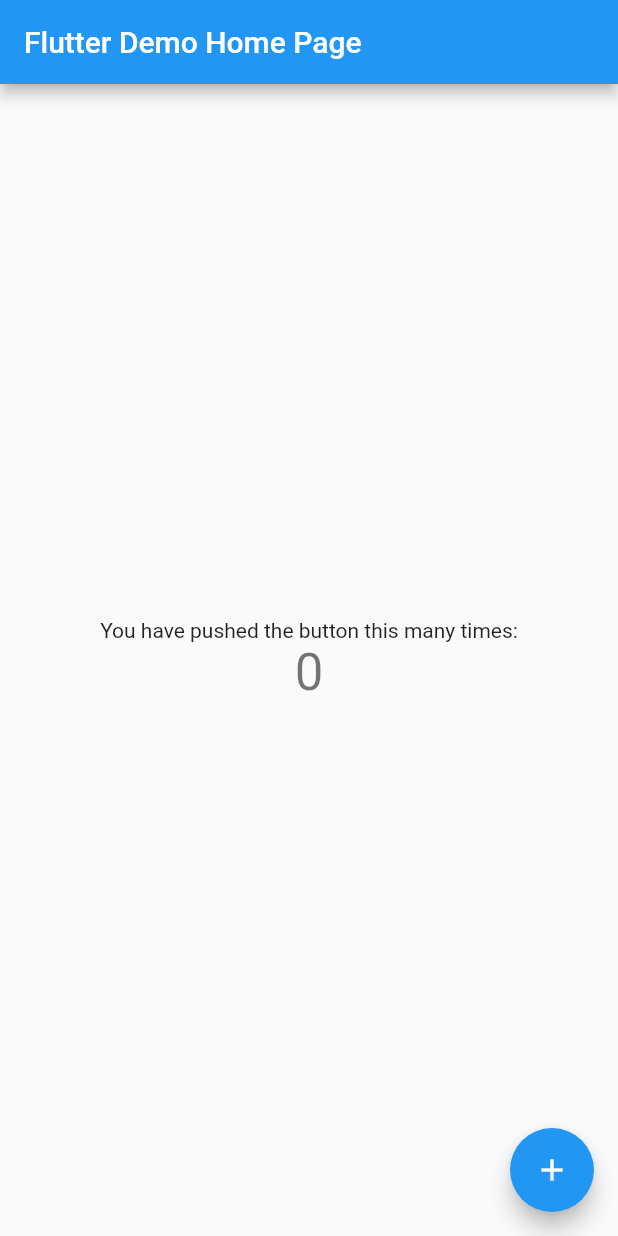
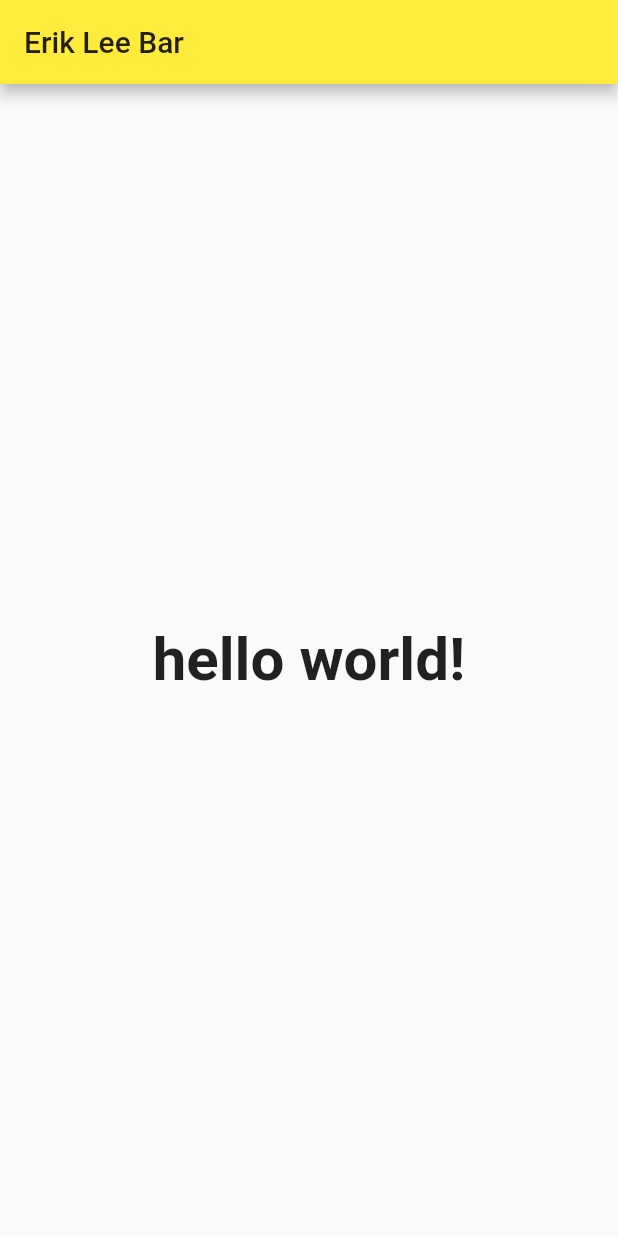
Before and after one commit to eriklee1895/my_startup_flutter, a Flutter app: the screen it shows after launch, on a phone screen of 412 x 824 dp. Run offline on Flutter 3.47's test engine with Material 2 defaults, Android fonts, the phone set to English and light mode, and no system bars.

Commit message:
hello world using meterial widget

```diff
--- a/lib/main.dart
+++ b/lib/main.dart
@@ -1,111 +1,38 @@
 import 'package:flutter/material.dart';
 
-void main() => runApp(MyApp());
+void main() => runApp(App());
 
-class MyApp extends StatelessWidget {
-  // This widget is the root of your application.
+class App extends StatelessWidget {
   @override
   Widget build(BuildContext context) {
     return MaterialApp(
-      title: 'Flutter Demo',
+      home: Scaffold(
+        appBar: AppBar(
+          title: Text('Erik Lee Bar'),
+          elevation: 4.0,
+        ),
+        body: Hello(),
+      ),
       theme: ThemeData(
-        // This is the theme of your application.
-        //
-        // Try running your application with "flutter run". You'll see the
-        // application has a blue toolbar. Then, without quitting the app, try
-        // changing the primarySwatch below to Colors.green and then invoke
-        // "hot reload" (press "r" in the console where you ran "flutter run",
-        // or simply save your changes to "hot reload" in a Flutter IDE).
-        // Notice that the counter didn't reset back to zero; the application
-        // is not restarted.
-        primarySwatch: Colors.blue,
-      ),
-      home: MyHomePage(title: 'Flutter Demo Home Page'),
+        primarySwatch: Colors.yellow
+      )
     );
   }
 }
 
-class MyHomePage extends StatefulWidget {
-  MyHomePage({Key key, this.title}) : super(key: key);
-
-  // This widget is the home page of your application. It is stateful, meaning
-  // that it has a State object (defined below) that contains fields that affect
-  // how it looks.
-
-  // This class is the configuration for the state. It holds the values (in this
-  // case the title) provided by the parent (in this case the App widget) and
-  // used by the build method of the State. Fields in a Widget subclass are
-  // always marked "final".
-
-  final String title;
-
-  @override
-  _MyHomePageState createState() => _MyHomePageState();
-}
-
-class _MyHomePageState extends State<MyHomePage> {
-  int _counter = 0;
-
-  void _incrementCounter() {
-    setState(() {
-      // This call to setState tells the Flutter framework that something has
-      // changed in this State, which causes it to rerun the build method below
-      // so that the display can reflect the updated values. If we changed
-      // _counter without calling setState(), then the build method would not be
-      // called again, and so nothing would appear to happen.
-      _counter++;
-    });
-  }
-
+class Hello extends StatelessWidget {
   @override
   Widget build(BuildContext context) {
-    // This method is rerun every time setState is called, for instance as done
-    // by the _incrementCounter method above.
-    //
-    // The Flutter framework has been optimized to make rerunning build methods
-    // fast, so that you can just rebuild anything that needs updating rather
-    // than having to individually change instances of widgets.
-    return Scaffold(
-      appBar: AppBar(
-        // Here we take the value from the MyHomePage object that was created by
-        // the App.build method, and use it to set our appbar title.
-        title: Text(widget.title),
-      ),
-      body: Center(
-        // Center is a layout widget. It takes a single child and positions it
-        // in the middle of the parent.
-        child: Column(
-          // Column is also layout widget. It takes a list of children and
-          // arranges them vertically. By default, it sizes itself to fit its
-          // children horizontally, and tries to be as tall as its parent.
-          //
-          // Invoke "debug painting" (press "p" in the console, choose the
-          // "Toggle Debug Paint" action from the Flutter Inspector in Android
-          // Studio, or the "Toggle Debug Paint" command in Visual Studio Code)
-          // to see the wireframe for each widget.
-          //
-          // Column has various properties to control how it sizes itself and
-          // how it positions its children. Here we use mainAxisAlignment to
-          // center the children vertically; the main axis here is the vertical
-          // axis because Columns are vertical (the cross axis would be
-          // horizontal).
-          mainAxisAlignment: MainAxisAlignment.center,
-          children: <Widget>[
-            Text(
-              'You have pushed the button this many times:',
-            ),
-            Text(
-              '$_counter',
-              style: Theme.of(context).textTheme.display1,
-            ),
-          ],
+    return Center(
+      child: Text(
+        'hello world!',
+        textDirection: TextDirection.ltr,
+        style: TextStyle(
+          fontSize: 40.0,
+          fontWeight: FontWeight.bold,
+          color: Colors.black87,
         ),
       ),
-      floatingActionButton: FloatingActionButton(
-        onPressed: _incrementCounter,
-        tooltip: 'Increment',
-        child: Icon(Icons.add),
-      ), // This trailing comma makes auto-formatting nicer for build methods.
     );
   }
 }
```
Also changed, not shown: 7 other files.
